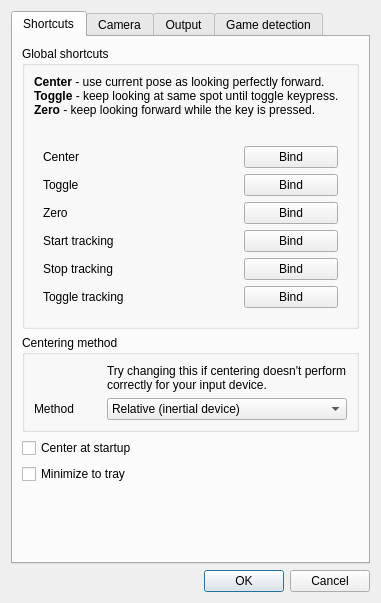
Qt form gui/settings.ui (opentrack/opentrack) before a commit.
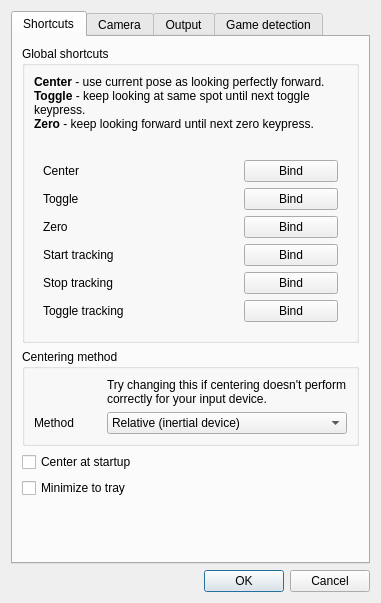
The same form after that commit. Icons and pictures are not drawn. Custom widgets are drawn as their Qt base class.

Commit message:
gui: fix zero shortcut description
Closes #290

The edit to the form file:
```diff
--- a/gui/settings.ui
+++ b/gui/settings.ui
@@ -49,7 +49,7 @@
              </sizepolicy>
             </property>
             <property name="text">
-             <string>&lt;html&gt;&lt;head/&gt;&lt;body&gt;&lt;p&gt;&lt;span style=&quot; font-weight:600;&quot;&gt;Center&lt;/span&gt; - use current pose as looking perfectly forward.&lt;br/&gt;&lt;span style=&quot; font-weight:600;&quot;&gt;Toggle&lt;/span&gt; - keep looking at same spot until toggle keypress.&lt;br/&gt;&lt;span style=&quot; font-weight:600;&quot;&gt;Zero&lt;/span&gt; - keep looking forward while the key is pressed.&lt;br/&gt;&lt;/p&gt;&lt;/body&gt;&lt;/html&gt;</string>
+             <string>&lt;html&gt;&lt;head/&gt;&lt;body&gt;&lt;p&gt;&lt;span style=&quot; font-weight:600;&quot;&gt;Center&lt;/span&gt; - use current pose as looking perfectly forward.&lt;br/&gt;&lt;span style=&quot; font-weight:600;&quot;&gt;Toggle&lt;/span&gt; - keep looking at same spot until next toggle keypress.&lt;br/&gt;&lt;span style=&quot; font-weight:600;&quot;&gt;Zero&lt;/span&gt; - keep looking forward until next zero keypress.&lt;br/&gt;&lt;/p&gt;&lt;/body&gt;&lt;/html&gt;</string>
             </property>
             <property name="wordWrap">
              <bool>true</bool>
```
